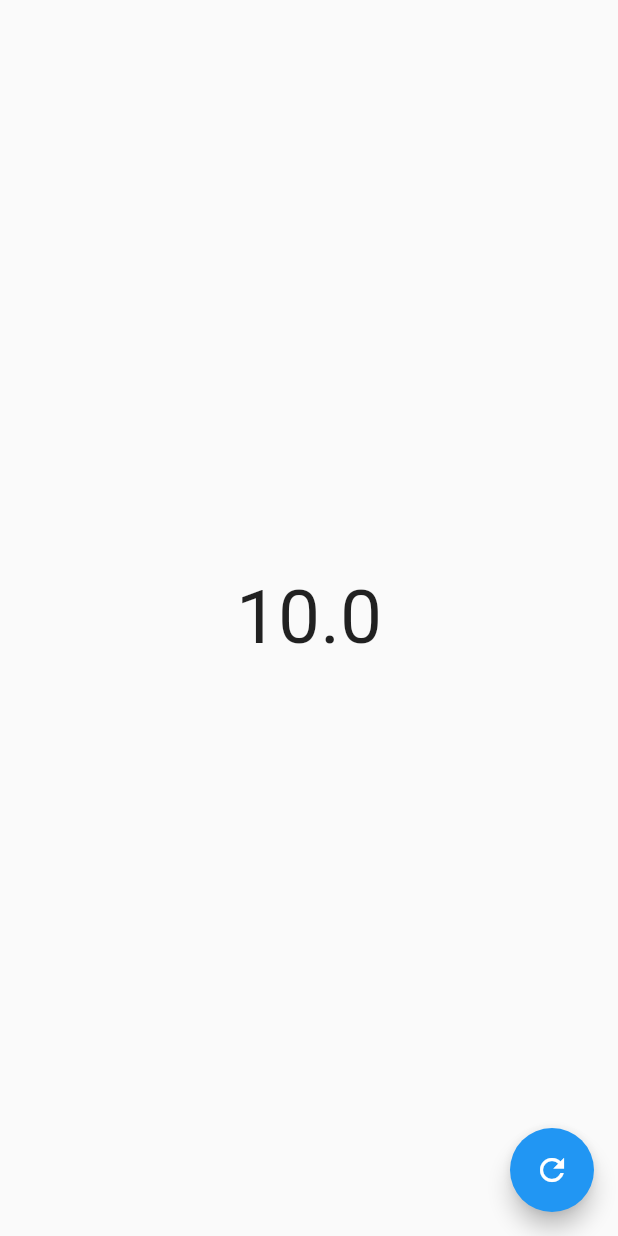
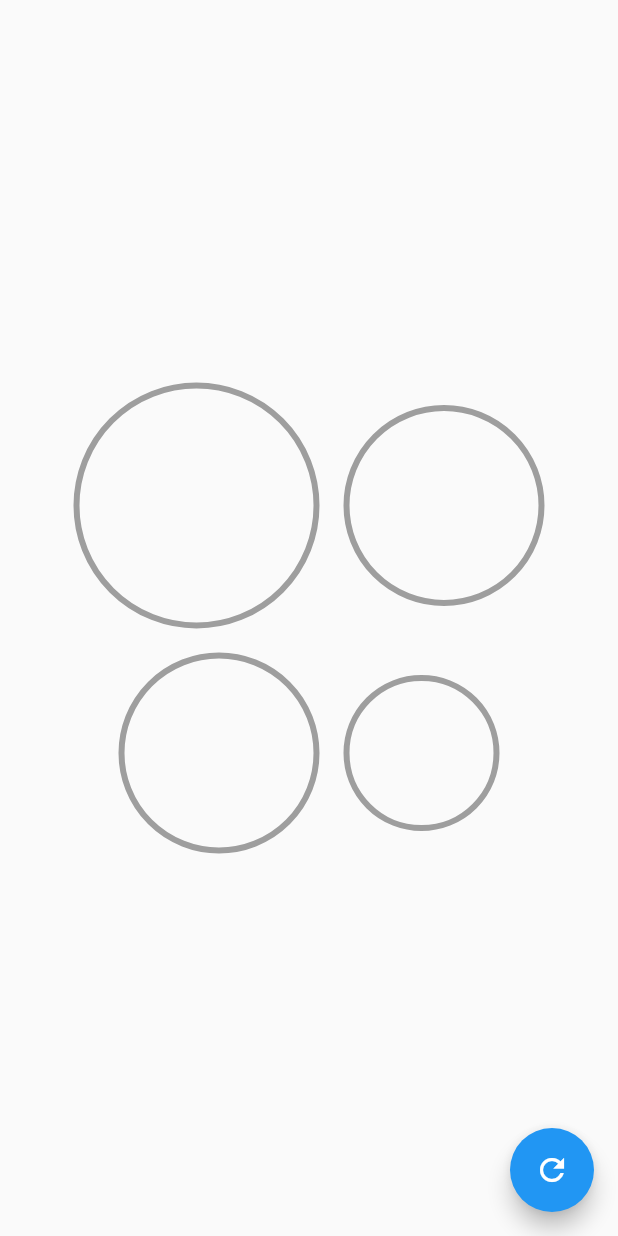
Before and after one commit to max005500/flutter_design_test, a Flutter app: the ProgressBar screen opened directly, on a phone screen of 412 x 824 dp. Run offline on Flutter 3.47's test engine with Material 2 defaults, Android fonts, the phone set to English and light mode, and no system bars.

Commit message:
slideshow and progressBar

```diff
--- a/lib/main.dart
+++ b/lib/main.dart
@@ -11,7 +11,7 @@ class MyApp extends StatelessWidget {
     return const MaterialApp(
       debugShowCheckedModeBanner: false,
       title: 'Diseños App',
-      home:ProgressBar(),
+      home: SlideShowPage(),
     );
   }
 }
--- a/lib/src/pages/circular_progres_bar_page.dart
+++ b/lib/src/pages/circular_progres_bar_page.dart
@@ -72,7 +72,7 @@ class _MyRadiusProggres extends CustomPainter {
   _MyRadiusProggres({required this.porcent});
   @override
   void paint(Canvas canvas, Size size) {
-    final Color color = const Color(0xff615AAB);
+    const Color color = Color(0xff615AAB);
     final Offset center = Offset(size.width * 0.5, size.height * 0.5);
     final double radius = min(size.width * 0.5, size.height * 0.5);
 
--- a/lib/src/pages/graficas_circulares_page.dart
+++ b/lib/src/pages/graficas_circulares_page.dart
@@ -1,3 +1,4 @@
+import 'package:design/src/widgets/widgets.dart';
 import 'package:flutter/material.dart';
 
 class ProgressBar extends StatefulWidget {
@@ -8,7 +9,7 @@ class ProgressBar extends StatefulWidget {
 }
 
 class _ProgressBarState extends State<ProgressBar> {
-  double porcent = 10.0;
+  double porcent = 0.0;
   @override
   Widget build(BuildContext context) {
     return Scaffold(
@@ -22,8 +23,57 @@ class _ProgressBarState extends State<ProgressBar> {
                 },
               ),
           child: const Icon(Icons.refresh)),
-      body:
-          Center(child: Text('$porcent', style: const TextStyle(fontSize: 50))),
+      body: Column(
+        mainAxisAlignment: MainAxisAlignment.center,
+        children: [
+          Row(
+            mainAxisAlignment: MainAxisAlignment.center,
+            children: [
+              SizedBox(
+                width: 180,
+                height: 180,
+                child: RadialProgress(
+                  porcentaje: porcent,
+                  colorPrimaio: Colors.blue,
+                  // colorSecundario: Colors.white,
+                ),
+              ),
+              SizedBox(
+                width: 150,
+                height: 150,
+                child: RadialProgress(
+                  porcentaje: porcent,
+                  colorPrimaio: Colors.pink,
+                  // colorSecundario: Colors.white,
+                ),
+              ),
+            ],
+          ),
+          Row(
+            mainAxisAlignment: MainAxisAlignment.center,
+            children: [
+              SizedBox(
+                width: 150,
+                height: 150,
+                child: RadialProgress(
+                  porcentaje: porcent,
+                  colorPrimaio: Colors.purple,
+                  // colorSecundario: Colors.white,
+                ),
+              ),
+              SizedBox(
+                width: 120,
+                height: 120,
+                child: RadialProgress(
+                  porcentaje: porcent,
+                  colorPrimaio: Colors.green,
+                  // colorSecundario: Colors.white,
+                ),
+              ),
+            ],
+          ),
+        ],
+      ),
     );
   }
 }
--- a/lib/src/pages/pages.dart
+++ b/lib/src/pages/pages.dart
@@ -2,3 +2,4 @@ export 'package:design/src/pages/home_page.dart';
 export 'package:design/src/pages/animations_page.dart';
 export 'package:design/src/pages/circular_progres_bar_page.dart';
 export 'package:design/src/pages/graficas_circulares_page.dart';
+export 'package:design/src/pages/slideshow_page.dart';
--- a/lib/src/widgets/radial_progress.dart
+++ b/lib/src/widgets/radial_progress.dart
@@ -1,17 +1,102 @@
+import 'dart:math';
 import 'package:flutter/material.dart';
 
 class RadialProgress extends StatefulWidget {
-  const RadialProgress({super.key});
+  final double porcentaje;
+  final Color colorPrimaio;
+  final Color colorSecundario;
+  const RadialProgress({
+    super.key,
+    required this.porcentaje,
+    required this.colorPrimaio,
+    this.colorSecundario = Colors.grey,
+  });
 
   @override
   State<RadialProgress> createState() => _RadialProgressState();
 }
 
-class _RadialProgressState extends State<RadialProgress> {
+class _RadialProgressState extends State<RadialProgress>
+    with SingleTickerProviderStateMixin {
+  late AnimationController controller;
+  late double prevPorcent;
+  @override
+  void initState() {
+    prevPorcent = widget.porcentaje;
+    controller = AnimationController(
+        vsync: this, duration: const Duration(milliseconds: 300));
+    super.initState();
+  }
+
+  @override
+  void dispose() {
+    controller.dispose();
+    super.dispose();
+  }
+
   @override
   Widget build(BuildContext context) {
-    return Container(
-      child: null,
+    controller.forward(from: 0.0);
+
+    final diff = widget.porcentaje - prevPorcent;
+    prevPorcent = widget.porcentaje;
+
+    return AnimatedBuilder(
+      animation: controller,
+      builder: (_, __) => Container(
+        padding: const EdgeInsets.all(10),
+        width: double.infinity,
+        height: double.infinity,
+        child: CustomPaint(
+          painter: _MyRadiusProggres(
+              colorSecundario: widget.colorSecundario,
+              colorPrimario: widget.colorPrimaio,
+              porcent: (widget.porcentaje - diff) + diff * controller.value),
+        ),
+      ),
     );
   }
 }
+
+class _MyRadiusProggres extends CustomPainter {
+  double porcent;
+  Color colorPrimario;
+  Color colorSecundario;
+  _MyRadiusProggres({
+    required this.porcent,
+    required this.colorPrimario,
+    required this.colorSecundario,
+  });
+  @override
+  void paint(Canvas canvas, Size size) {
+    // const Color color = Color(0xff615AAB);
+    final Offset center = Offset(size.width * 0.5, size.height * 0.5);
+    final double radius = min(size.width * 0.5, size.height * 0.5);
+
+    final paint = Paint()
+      ..color = colorSecundario
+      ..style = PaintingStyle.stroke
+      ..strokeWidth = 4;
+
+    canvas.drawCircle(center, radius, paint);
+    double arcAngle = 2 * pi * (porcent * 0.01);
+
+    final paintArc = Paint()
+      ..color = colorPrimario
+      ..style = PaintingStyle.stroke
+      ..strokeWidth = 10
+      ..strokeCap = StrokeCap.round;
+    canvas.drawArc(
+      Rect.fromCircle(center: center, radius: radius),
+      -pi * 0.5,
+      arcAngle,
+      false,
+      paintArc,
+    );
+  }
+
+  @override
+  bool shouldRepaint(covariant CustomPainter oldDelegate) {
+    return true;
+  }
+}
--- a/lib/src/widgets/widgets.dart
+++ b/lib/src/widgets/widgets.dart
@@ -1 +1,2 @@
 export 'package:design/src/widgets/headers.dart';
+export 'package:design/src/widgets/radial_progress.dart';
```
Also changed, not shown: lib/src/pages/slideshow_page.dart (added, +12 -0 lines).
